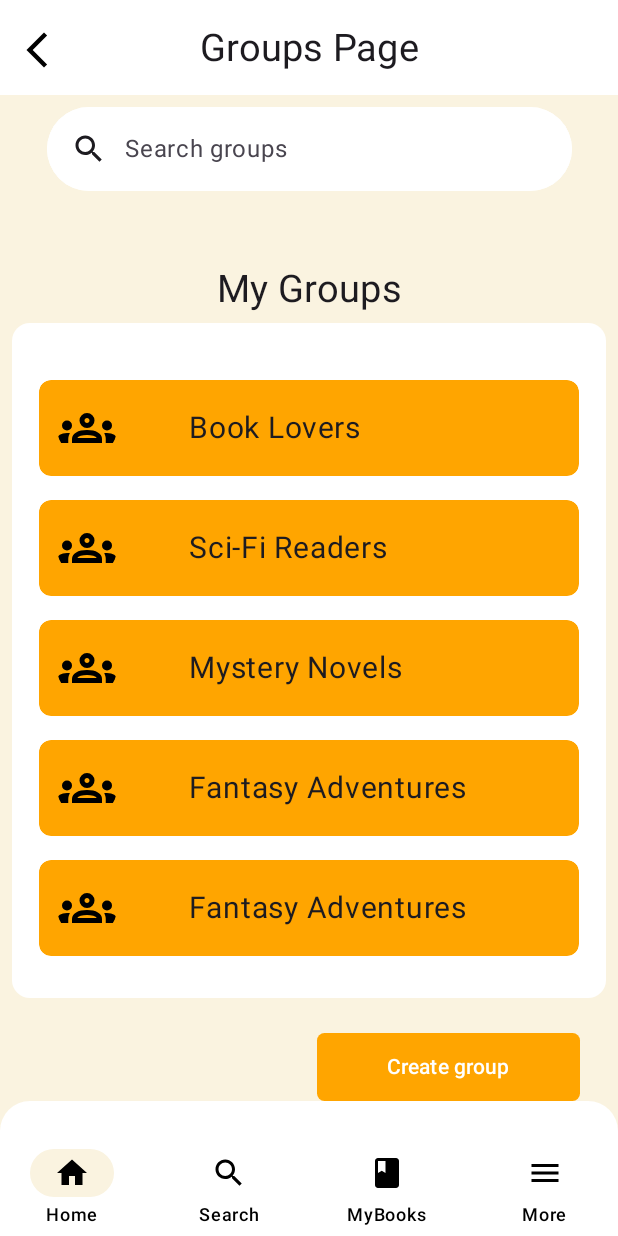
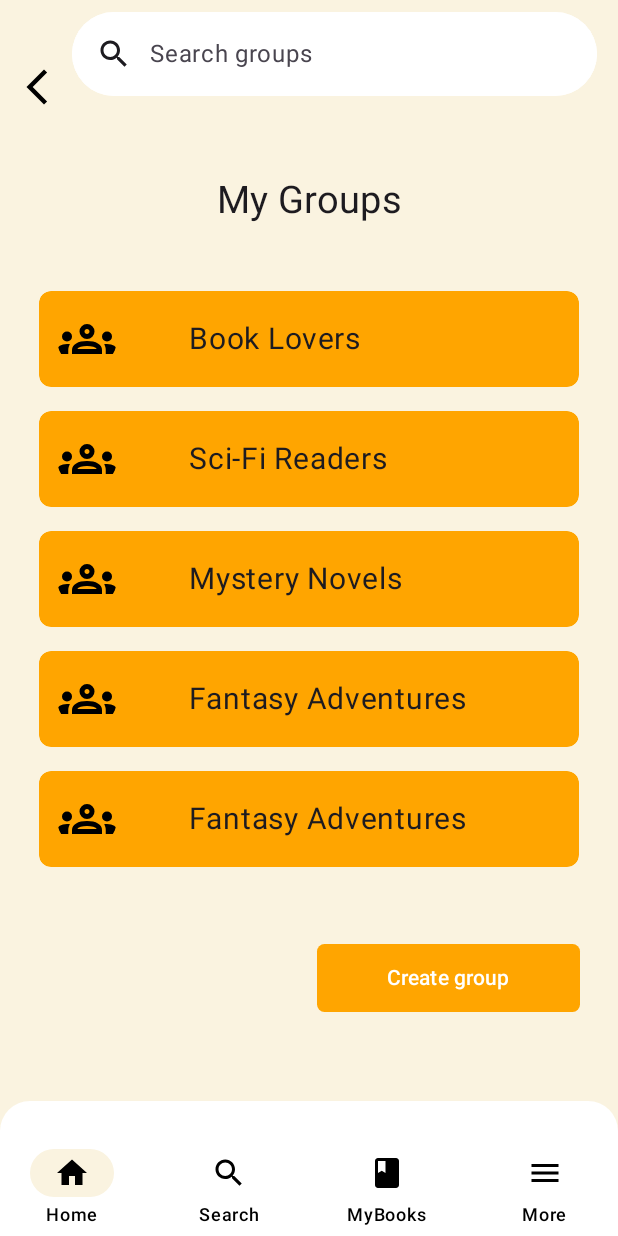
Before and after one commit to Azadkl/bookNest, an Android app built with Jetpack Compose: the BottomBarScreen screen opened through its navigation route, after a tap on "Groups", on a phone screen of 412 x 824 dp. Run offline under Robolectric (Android 15) with nearby library versions, the phone set to English and light mode, and no system bars.

Commit message:
group sayfa yönlendirmeleri yapıldı

```diff
--- a/app/src/main/java/com/example/booknest/view/BottomBarScreen.kt
+++ b/app/src/main/java/com/example/booknest/view/BottomBarScreen.kt
@@ -388,7 +388,7 @@ fun BottomBarScreen(navController: NavController,modifier: Modifier=Modifier) {
                     composable("booksIWantToRead") { ToRead(viewModel = BooksViewModel()) }
                     composable("currentlyReading") { ReadingNow(viewModel = BooksViewModel()) }
                     composable("search_screen") { SearchScreen(navController = navController) }
-                    composable("settings"){ SettingsScreen() }
+                    composable("settings"){ SettingsScreen(navController) }
                     composable("groups") { GroupsPage(navController) }
                     composable("friends/{currentUser}") { backStackEntry ->
                         val currentUser = backStackEntry.arguments?.getString("currentUser") ?: ""
@@ -421,6 +421,20 @@ fun BottomBarScreen(navController: NavController,modifier: Modifier=Modifier) {
                         BookListScreen(navController, title, books)
                     }
                     composable("comment"){ CommentScreen(navController) }
+                    composable(
+                        route = "status/{groupName}",
+                        arguments = listOf(navArgument("groupName") { type = NavType.StringType })
+                    ) { backStackEntry ->
+                        val groupName = backStackEntry.arguments?.getString("groupName") ?: "Group"
+                        GroupsStatusPage(navController = navController, groupName = groupName)
+                    }
+                    composable(
+                        route = "info/{groupName}",
+                        arguments = listOf(navArgument("groupName") { type = NavType.StringType })
+                    ) { backStackEntry ->
+                        val groupName = backStackEntry.arguments?.getString("groupName") ?: "Group"
+                        GroupInfoPage(navController = navController, groupName=groupName)
+                    }
 
 
                     composable("otherProfile/{userName}/{userImageResId}", arguments = listOf(
--- a/app/src/main/java/com/example/booknest/view/GroupsPage.kt
+++ b/app/src/main/java/com/example/booknest/view/GroupsPage.kt
@@ -81,14 +81,12 @@ fun GroupsPage(navController: NavController) {
     }
     Column (modifier = Modifier.fillMaxSize(),
         horizontalAlignment = Alignment.CenterHorizontally){
-        Row(modifier = Modifier.fillMaxWidth()) {
-            Box(modifier = Modifier.fillMaxWidth().background(Color.White)) {
-                Row(modifier = Modifier.fillMaxWidth(),
-                    verticalAlignment = Alignment.CenterVertically,
-                    ) {
+
+        Row (modifier = Modifier.fillMaxWidth()){
             IconButton(
                 onClick = { navController.popBackStack() },
-                        modifier = Modifier.align(Alignment.Top).padding(top = 15.dp)
+                modifier = Modifier.align(Alignment.Top).padding(top = 40.dp)
+                    .let { if (active) it.size(0.dp) else it}
             ) {
                 Icon(
                     imageVector = Icons.Filled.ArrowBackIosNew,
@@ -96,13 +94,6 @@ fun GroupsPage(navController: NavController) {
                     tint = Color.Black,
                     modifier = Modifier.padding(bottom = 12.dp).size(35.dp)
                 )
-                    }
-                    Spacer(modifier = Modifier.width(85.dp))
-                    Text("Groups Page", fontSize = 25.sp)
-                }
-
-            }
-
             }
             SearchBar(
                 modifier = Modifier
@@ -174,6 +165,7 @@ fun GroupsPage(navController: NavController) {
                                 headlineColor = Color.Black,
                             ),
                             modifier=Modifier.padding(top = 10.dp, start = 10.dp, end = 10.dp).height(70.dp).clip(shape = RoundedCornerShape(15.dp)).clickable {
+                                navController.navigate("info/${result.name}")
 
                             }
                         )
@@ -181,7 +173,9 @@ fun GroupsPage(navController: NavController) {
                     }
                 }
             }
-        Spacer(modifier = Modifier.padding(25.dp))
+        }
+
+        Spacer(modifier = Modifier.padding(15.dp))
         Column(modifier = Modifier.fillMaxSize()) {
             Text("My Groups",
                 modifier = Modifier.align(Alignment.CenterHorizontally),
@@ -192,7 +186,7 @@ fun GroupsPage(navController: NavController) {
                 .padding(8.dp)
                 .clip(shape = RoundedCornerShape(8.dp)),
                 colors = CardDefaults.cardColors(
-                    containerColor = Color.White
+                    containerColor = Color.Transparent
                 )){
                 LazyColumn (  modifier = Modifier
                     .padding(top = 30.dp, start = 10.dp, end = 10.dp)
@@ -207,7 +201,7 @@ fun GroupsPage(navController: NavController) {
                                 .padding(8.dp)
                                 .clip(shape = RoundedCornerShape(8.dp))
 
-                                .clickable {  },
+                                .clickable { navController.navigate("status/${groupName.name}") },
                             shape = RoundedCornerShape(8.dp),
                             colors = CardDefaults.cardColors(
                                 containerColor =  Color(0xFFFFA500)
```
Also changed, not shown: app/src/main/java/com/example/booknest/view/GroupInfoPage.kt (added, +30 -0 lines), app/src/main/java/com/example/booknest/view/GroupsStatusPage.kt (added, +30 -0 lines), app/src/main/java/com/example/booknest/view/SettingsScreen.kt (+5 -4 lines). Lines whose indentation alone changed are shown as unchanged.
